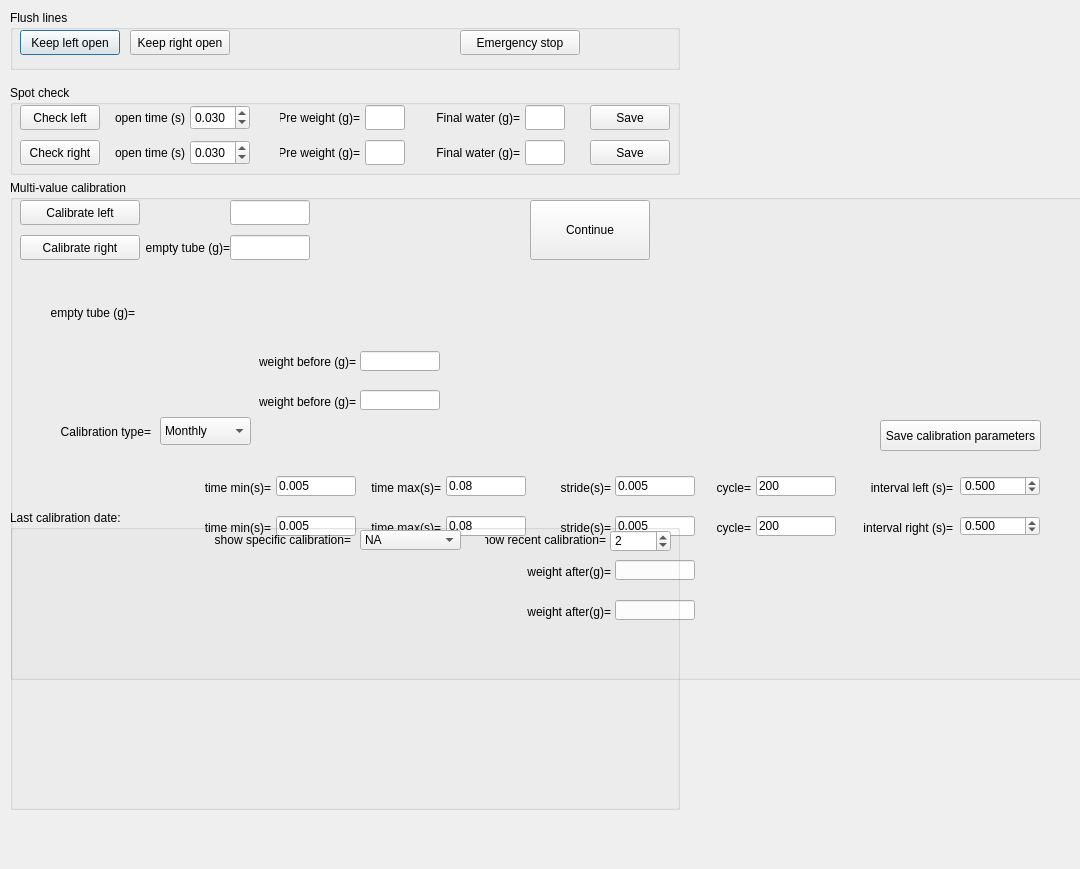
Before: the Qt Designer form src/foraging_gui/Calibration.ui in AllenNeuralDynamics/dynamic-foraging-task, drawn with Qt 5.
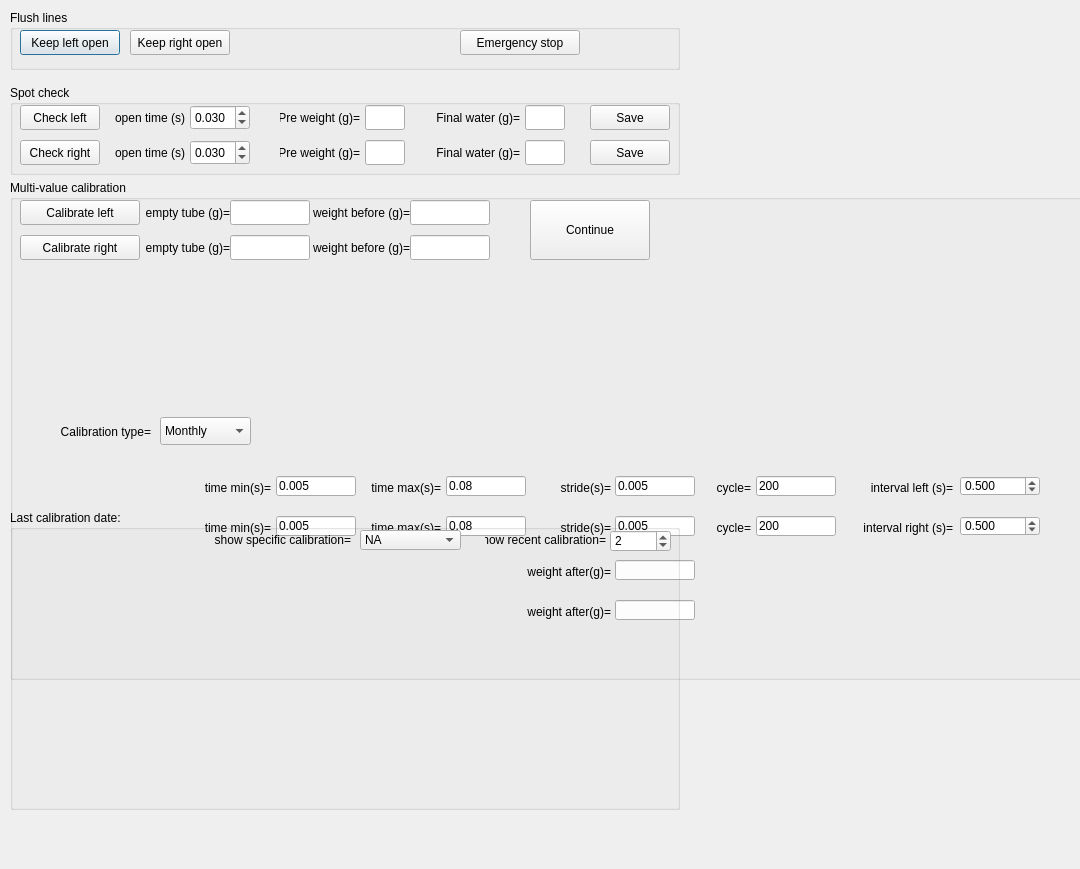
After: the same form once the commit is applied.

```diff
--- a/src/foraging_gui/Calibration.ui
+++ b/src/foraging_gui/Calibration.ui
@@ -949,24 +949,7 @@
             <property name="value">
                 <double>0.500000000000000</double>
             </property>
-        </widget>
-        <widget class="QPushButton" name="SaveCalibrationPar">
-            <property name="geometry">
-                <rect>
-                    <x>870</x>
-                    <y>240</y>
-                    <width>161</width>
-                    <height>31</height>
-                </rect>
-            </property>
-            <property name="text">
-                <string>Save calibration parameters</string>
-            </property>
-            <property name="checkable">
-                <bool>true</bool>
-            </property>
-        </widget>
-    
+        </widget>    
         <widget class="QPushButton" name="Continue">
             <property name="geometry">
                 <rect>
@@ -986,10 +969,29 @@
         <widget class="QLabel" name="label_25">
             <property name="geometry">
                 <rect>
-                    <x>235</x>
-                    <y>210</y>
-                    <width>111</width>
-                    <height>23</height>
+                    <x>300</x>
+                    <y>20</y>
+                    <width>100</width>
+                    <height>25</height>
+                </rect>
+            </property>
+            <property name="text">
+                <string>weight before (g)=</string>
+            </property>
+            <property name="textFormat">
+                <enum>Qt::AutoText</enum>
+            </property>
+            <property name="alignment">
+                <set>Qt::AlignRight|Qt::AlignTrailing|Qt::AlignVCenter</set>
+            </property>
+        </widget>
+        <widget class="QLabel" name="WeightBeforeRightLabel"><!-- label 25-->
+            <property name="geometry">
+                <rect>
+                    <x>300</x>
+                    <y>55</y>
+                    <width>100</width>
+                    <height>25</height>
                 </rect>
             </property>
             <property name="text">
@@ -1005,42 +1007,23 @@
         <widget class="QLineEdit" name="WeightBeforeLeft">
             <property name="geometry">
                 <rect>
-                    <x>350</x>
-                    <y>171</y>
+                    <x>400</x>
+                    <y>20</y>
                     <width>80</width>
-                    <height>20</height>
+                    <height>25</height>
                 </rect>
             </property>
             <property name="text">
                 <string/>
             </property>
         </widget>
-        <widget class="QLabel" name="label_24">
-            <property name="geometry">
-                <rect>
-                    <x>245</x>
-                    <y>170</y>
-                    <width>101</width>
-                    <height>23</height>
-                </rect>
-            </property>
-            <property name="text">
-                <string>weight before (g)=</string>
-            </property>
-            <property name="textFormat">
-                <enum>Qt::AutoText</enum>
-            </property>
-            <property name="alignment">
-                <set>Qt::AlignRight|Qt::AlignTrailing|Qt::AlignVCenter</set>
-            </property>
-        </widget>
         <widget class="QLineEdit" name="WeightBeforeRight">
             <property name="geometry">
                 <rect>
-                    <x>350</x>
-                    <y>210</y>
+                    <x>400</x>
+                    <y>55</y>
                     <width>80</width>
-                    <height>20</height>
+                    <height>25</height>
                 </rect>
             </property>
             <property name="text">
@@ -1091,8 +1074,8 @@
         <widget class="QLabel" name="TubeWeightLeftLabel"><!-- label 26-->
             <property name="geometry">
                 <rect>
-                    <x>25</x>
-                    <y>120</y>
+                    <x>120</x>
+                    <y>20</y>
                     <width>100</width>
                     <height>25</height>
                 </rect>
```
Left out of the diff: 32 changed lines with no effect on the pictures.
